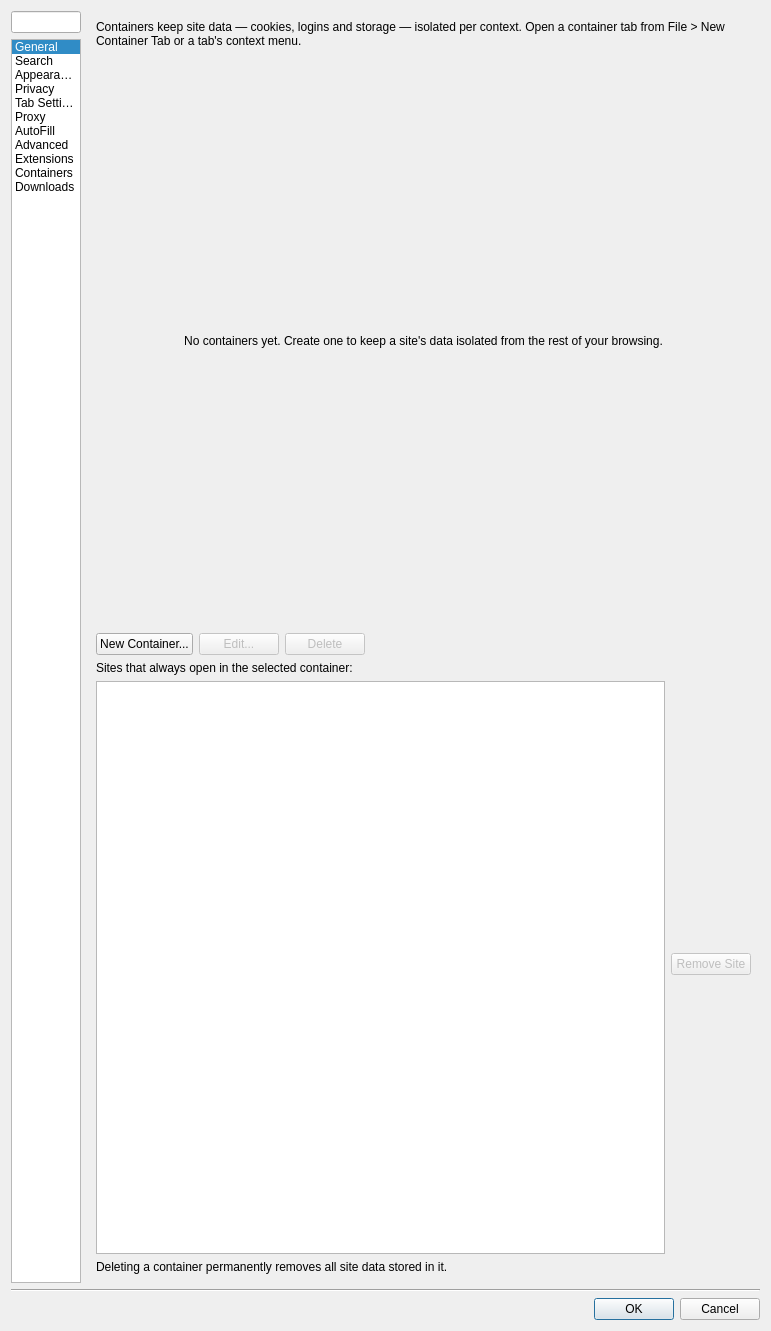
Above: src/settings.ui from IT-Space-2026/arktos before the change. Below: the same form after it.
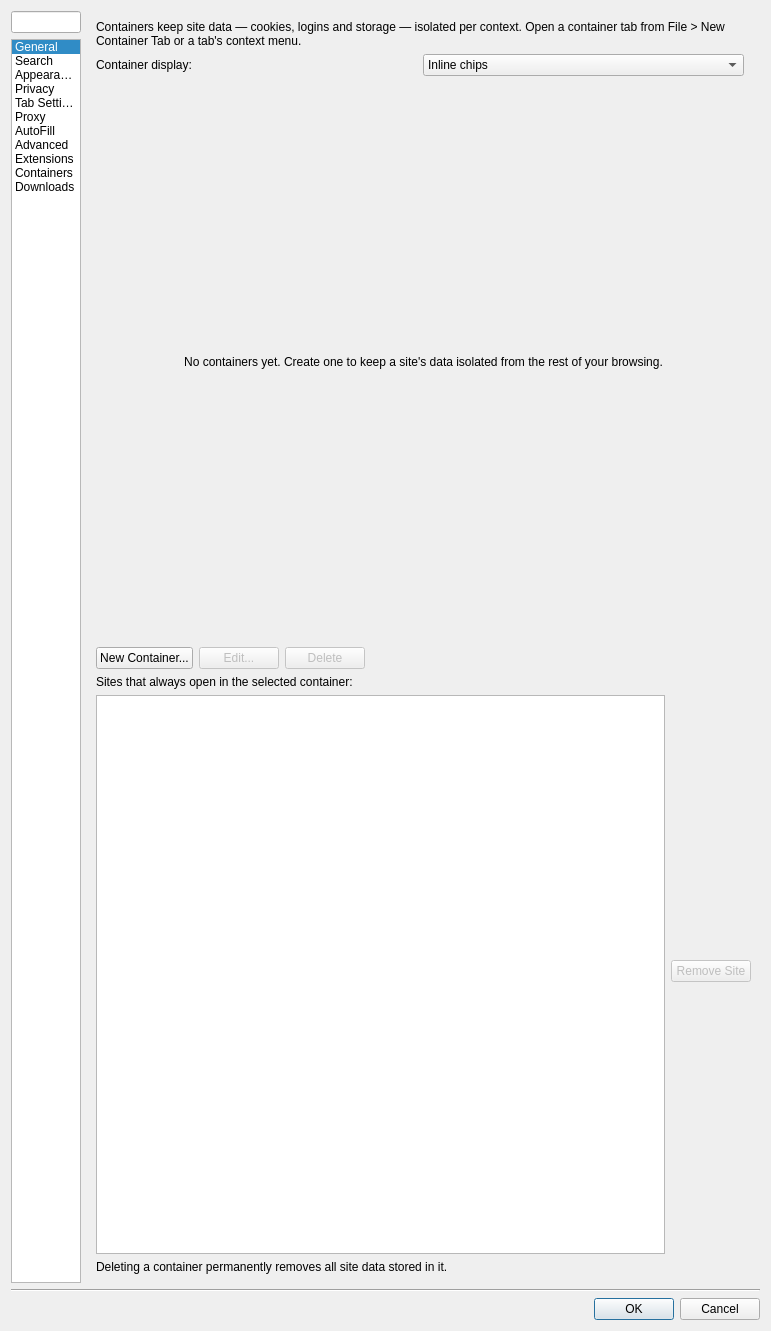
That is the form after the change. The open tabs and pages were chosen to show the change. Custom widgets are drawn as their Qt base class.

Commit message: CONT06: two-level container tab strip (Vivaldi-style)

Diff of the .ui file:
```diff
--- a/src/settings.ui
+++ b/src/settings.ui
@@ -2936,6 +2936,44 @@
          </property>
         </widget>
        </item>
+       <item>
+        <layout class="QHBoxLayout" name="containerDisplayLayout">
+         <item>
+          <widget class="QLabel" name="containerDisplayLabel">
+           <property name="text">
+            <string>Container display:</string>
+           </property>
+          </widget>
+         </item>
+         <item>
+          <widget class="QComboBox" name="containerDisplayCombo">
+           <property name="accessibleName">
+            <string>Container tab display mode</string>
+           </property>
+           <property name="toolTip">
+            <string>Two-level strip groups container tabs under their own header row; inline chips keep every tab in one row with a container label.</string>
+           </property>
+           <item>
+            <property name="text">
+             <string>Inline chips</string>
+            </property>
+           </item>
+           <item>
+            <property name="text">
+             <string>Two-level strip</string>
+            </property>
+           </item>
+          </widget>
+         </item>
+         <item>
+          <spacer name="containerDisplaySpacer">
+           <property name="orientation">
+            <enum>Qt::Horizontal</enum>
+           </property>
+          </spacer>
+         </item>
+        </layout>
+       </item>
        <item>
         <widget class="QStackedWidget" name="containersStack">
          <property name="currentIndex">
```
The commit also changes 10 other files.
